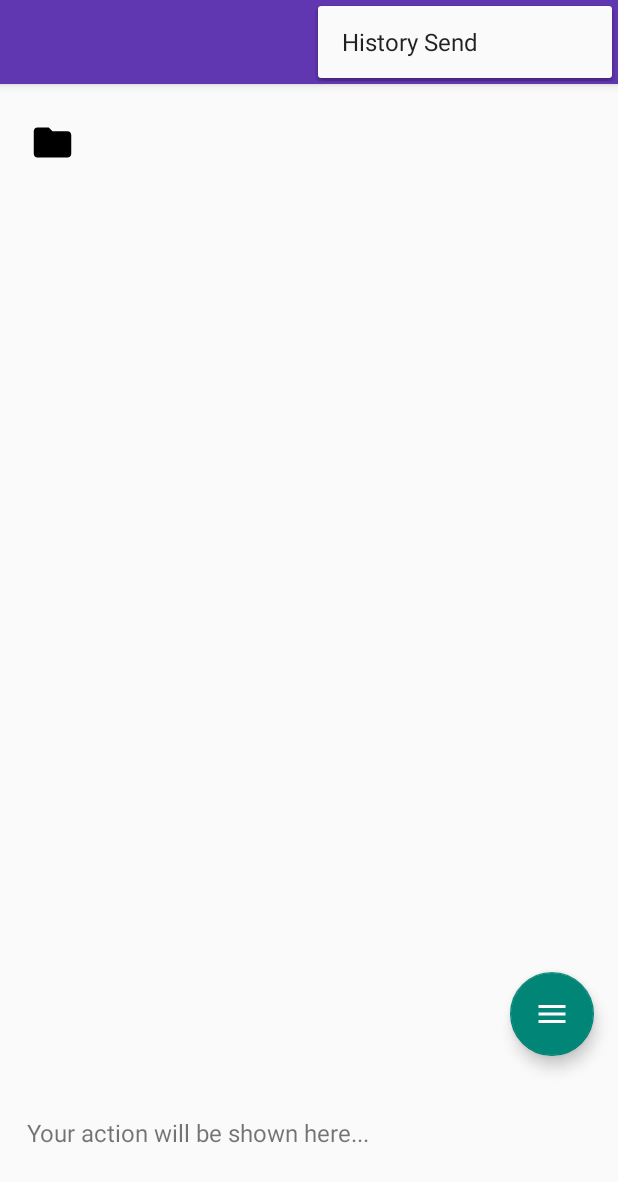
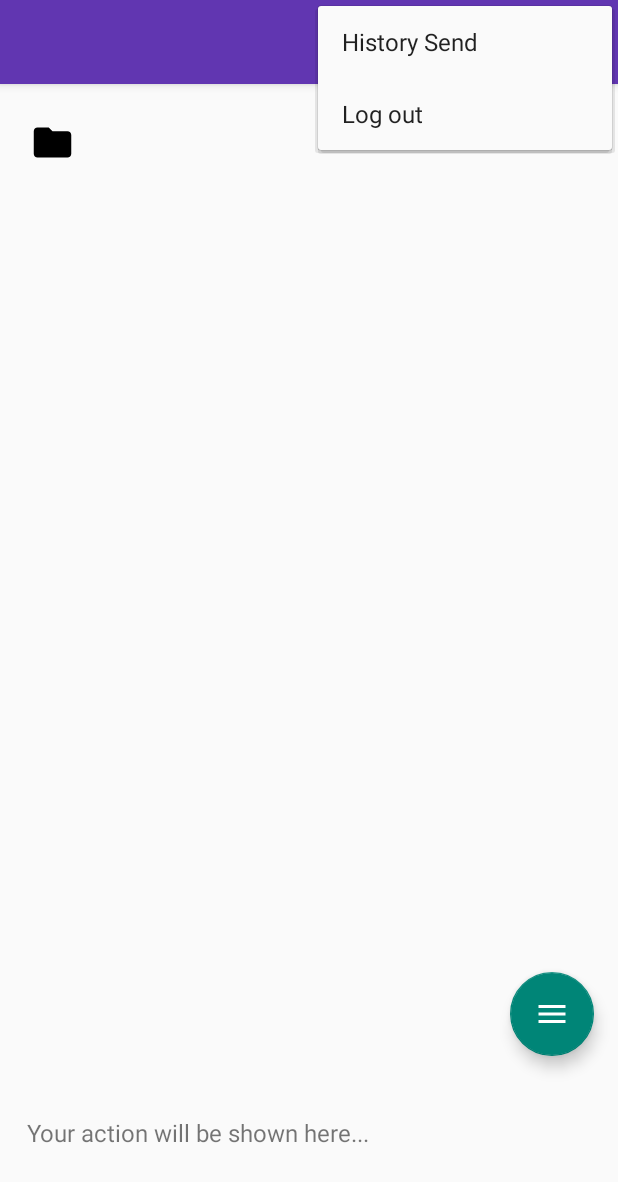
Before and after one commit to Hatomoyo2721/FTP_Client, an Android app: the fragment FileTransferHelper placed in its activity, with the options menu open, on a phone screen of 412 x 824 dp. Shown: the top 1182 px of the screen. Run offline under Robolectric (Android 15) with nearby library versions, the phone set to English and light mode, and no system bars.

Commit message:
a bit fix and add

```diff
--- a/app/src/main/res/menu/menu_main.xml
+++ b/app/src/main/res/menu/menu_main.xml
@@ -8,4 +8,10 @@
         android:orderInCategory="100"
         app:showAsAction="never" />
 
+    <item
+        android:id="@+id/action_logout"
+        android:title="Log out"
+        android:orderInCategory="200"
+        app:showAsAction="never" />
+
 </menu>
```
Also changed, not shown: app/src/main/AndroidManifest.xml (+8 -8 lines), app/src/main/java/com/example/ftp_client/MainActivity.java (+13 -0 lines), app/src/main/java/com/example/ftp_client/ui/file/FileTransferHelper.java (+2 -7 lines).
